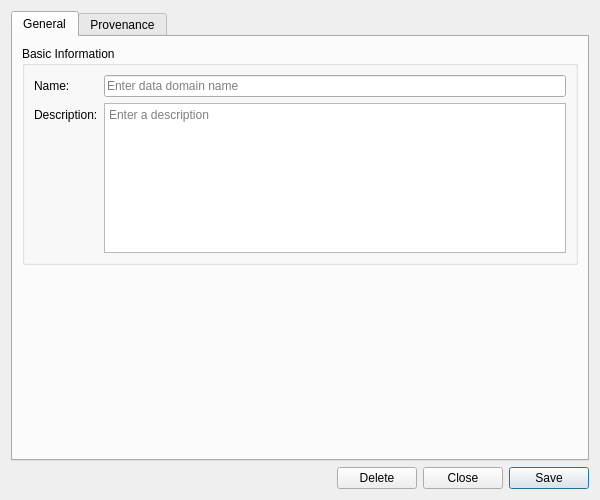
First picture: the form in projects/ores.qt/dq/ui/DataDomainDetailDialog.ui, repository OreStudio/OreStudio, before the edit.
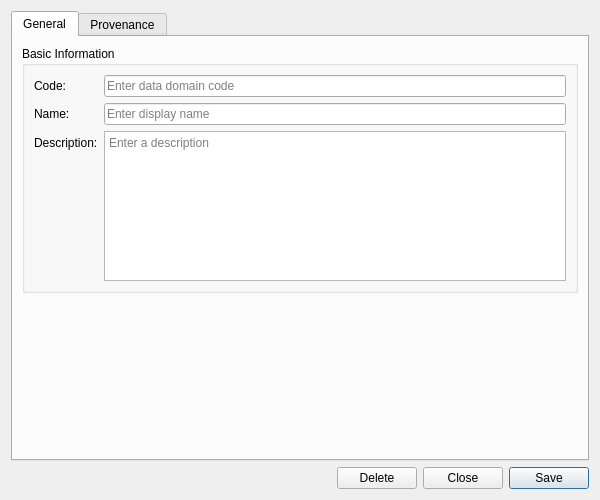
Second picture: the form after the edit. Custom widgets are drawn as their Qt base class.

Commit message: [qt,dq,agile] Consolidate all ores.dq entities into ores.qt.dq; decommission ores.qt.data_management

Patch:
```diff
--- a/projects/ores.qt/dq/ui/DataDomainDetailDialog.ui
+++ b/projects/ores.qt/dq/ui/DataDomainDetailDialog.ui
@@ -39,16 +39,16 @@
          </property>
          <layout class="QFormLayout" name="formLayout">
           <item row="0" column="0">
-           <widget class="QLabel" name="labelName">
+           <widget class="QLabel" name="labelCode">
             <property name="text">
-             <string>Name:</string>
+             <string>Code:</string>
             </property>
            </widget>
           </item>
           <item row="0" column="1">
-           <widget class="QLineEdit" name="nameEdit">
+           <widget class="QLineEdit" name="codeEdit">
             <property name="placeholderText">
-             <string>Enter data domain name</string>
+             <string>Enter data domain code</string>
             </property>
             <property name="readOnly">
              <bool>true</bool>
@@ -56,13 +56,27 @@
            </widget>
           </item>
           <item row="1" column="0">
+           <widget class="QLabel" name="labelName">
+            <property name="text">
+             <string>Name:</string>
+            </property>
+           </widget>
+          </item>
+          <item row="1" column="1">
+           <widget class="QLineEdit" name="nameEdit">
+            <property name="placeholderText">
+             <string>Enter display name</string>
+            </property>
+           </widget>
+          </item>
+          <item row="2" column="0">
            <widget class="QLabel" name="labelDescription">
             <property name="text">
              <string>Description:</string>
             </property>
            </widget>
           </item>
-          <item row="1" column="1">
+          <item row="2" column="1">
            <widget class="QPlainTextEdit" name="descriptionEdit">
             <property name="minimumSize">
              <size>
```
The commit also changes 239 other files.
